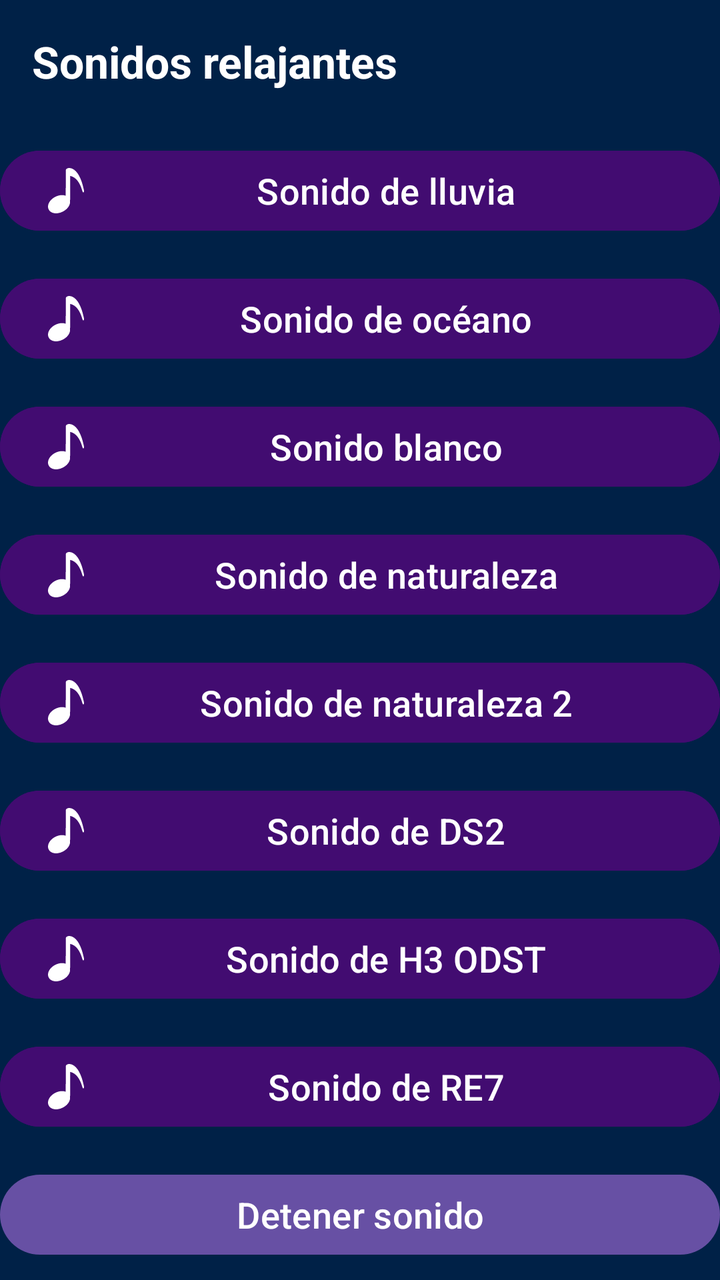
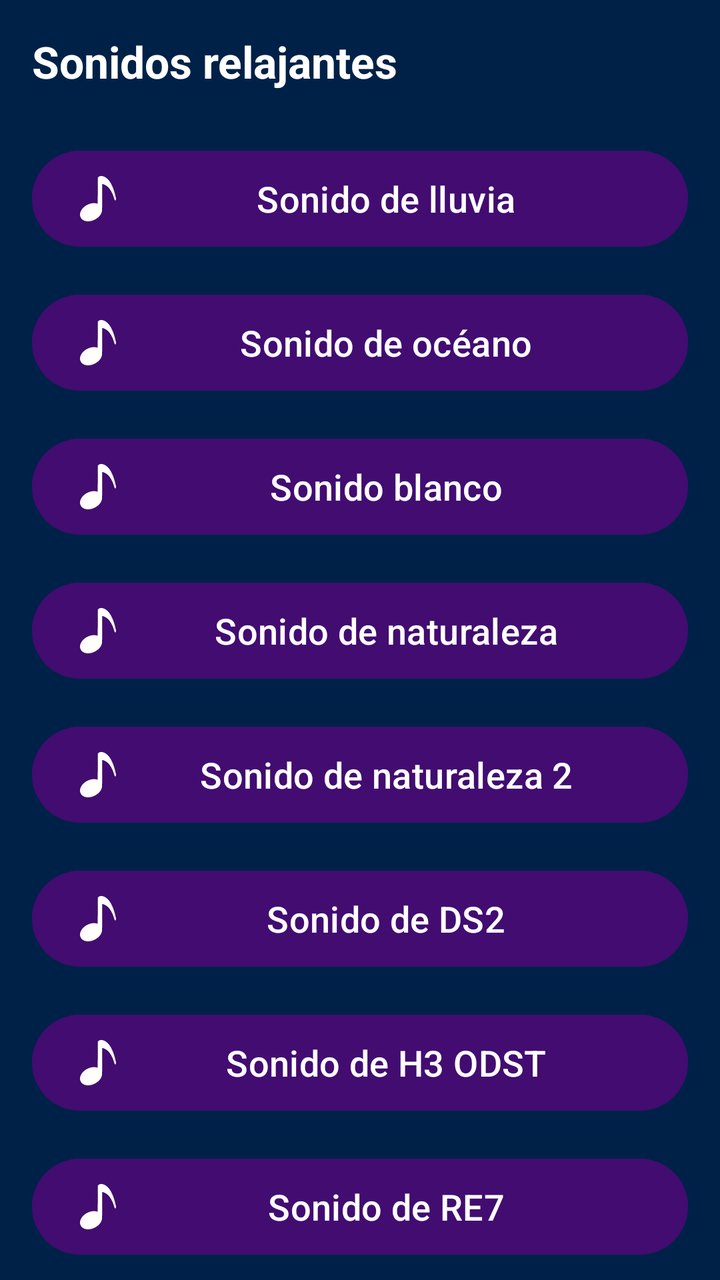

An Android layout rendered at two revisions. The XML below is the earlier revision; the diff shows what the commit changed to produce the second picture.
<!-- AndroidManifest.xml: application theme Theme.SleepTheory01 -->
<!-- res/layout/activity_sonido.xml -->
<?xml version="1.0" encoding="utf-8"?>
<LinearLayout xmlns:android="http://schemas.android.com/apk/res/android"
    xmlns:app="http://schemas.android.com/apk/res-auto"
    xmlns:tools="http://schemas.android.com/tools"
    android:id="@+id/main"
    android:background="@color/sleep_Theme"
    android:layout_width="match_parent"
    android:layout_height="match_parent"
    android:orientation="vertical"
    tools:context=".SonidoActivity">

    <TextView
        android:layout_width="match_parent"
        android:layout_height="wrap_content"
        android:text="Sonidos relajantes"
        android:layout_margin="16dp"
        android:textSize="22sp"
        android:textColor="@color/white"
        android:textStyle="bold"
        />


    <Button
        android:id="@+id/btnPlayRain"
        android:layout_width="match_parent"
        android:layout_height="wrap_content"
        android:backgroundTint="@color/sleep_buttons"
        android:drawableLeft="@drawable/ic_sonidos"
        android:drawableTint="@color/white"
        android:layout_marginTop="10dp"
        android:text="Sonido de lluvia"
        android:textColor="@color/white"
        android:textSize="18sp" />

    <Button
        android:id="@+id/btnPlayOcean"
        android:layout_width="match_parent"
        android:layout_height="wrap_content"
        android:backgroundTint="@color/sleep_buttons"
        android:drawableLeft="@drawable/ic_sonidos"
        android:drawableTint="@color/white"
        android:text="Sonido de océano"
        android:textColor="@color/white"
        android:textSize="18sp"
        android:layout_marginTop="16dp" />

    <Button
        android:id="@+id/btnPlayWhite"
        android:layout_width="match_parent"
        android:layout_height="wrap_content"
        android:backgroundTint="@color/sleep_buttons"
        android:drawableLeft="@drawable/ic_sonidos"
        android:drawableTint="@color/white"
        android:text="Sonido blanco"
        android:textColor="@color/white"
        android:textSize="18sp"
        android:layout_marginTop="16dp" />

    <Button
        android:id="@+id/btnPlayBird"
        android:layout_width="match_parent"
        android:layout_height="wrap_content"
        android:backgroundTint="@color/sleep_buttons"
        android:drawableLeft="@drawable/ic_sonidos"
        android:drawableTint="@color/white"
        android:textColor="@color/white"
        android:text="Sonido de naturaleza"
        android:textSize="18sp"
        android:layout_marginTop="16dp" />

    <Button
        android:id="@+id/btnPlayNatural"
        android:layout_width="match_parent"
        android:layout_height="wrap_content"
        android:backgroundTint="@color/sleep_buttons"
        android:drawableLeft="@drawable/ic_sonidos"
        android:drawableTint="@color/white"
        android:text="Sonido de naturaleza 2"
        android:textColor="@color/white"
        android:textSize="18sp"
        android:layout_marginTop="16dp" />

    <Button
        android:id="@+id/btnPlayDS2"
        android:layout_width="match_parent"
        android:layout_height="wrap_content"
        android:backgroundTint="@color/sleep_buttons"
        android:drawableLeft="@drawable/ic_sonidos"
        android:drawableTint="@color/white"
        android:text="Sonido de DS2"
        android:textColor="@color/white"
        android:textSize="18sp"
        android:layout_marginTop="16dp" />

    <Button
        android:id="@+id/btnPlayHalo"
        android:layout_width="match_parent"
        android:layout_height="wrap_content"
        android:backgroundTint="@color/sleep_buttons"
        android:drawableLeft="@drawable/ic_sonidos"
        android:drawableTint="@color/white"
        android:text="Sonido de H3 ODST"
        android:textColor="@color/white"
        android:textSize="18sp"
        android:layout_marginTop="16dp" />

    <Button
        android:id="@+id/btnPlayRE7"
        android:layout_width="match_parent"
        android:layout_height="wrap_content"
        android:backgroundTint="@color/sleep_buttons"
        android:drawableLeft="@drawable/ic_sonidos"
        android:drawableTint="@color/white"
        android:text="Sonido de RE7"
        android:textColor="@color/white"
        android:textSize="18sp"
        android:layout_marginTop="16dp" />

    <Button
        android:id="@+id/btnStop"
        android:layout_width="match_parent"
        android:layout_height="wrap_content"
        android:text="Detener sonido"
        android:textColor="@color/white"
        android:textSize="18sp"
        android:layout_marginTop="16dp" />

</LinearLayout>
<!-- resources referenced by this layout -->
<resources>
  <color name="sleep_Theme">#002147</color>
  <color name="sleep_buttons">#420C71</color>
  <color name="white">#FFFFFFFF</color>
  <!-- drawable ic_sonidos (drawable) -->
  <vector xmlns:android="http://schemas.android.com/apk/res/android" android:height="22.632612dp" android:viewportHeight="1280" android:viewportWidth="1018" android:width="18dp">
        
      <path android:fillColor="#000000" android:pathData="M585,0.6c-22.5,2.7 -37.7,7.7 -52.1,17 -14.1,9.2 -22.5,19.3 -27.7,33.6l-2.7,7.3 -0.3,362.2c-0.1,199.3 -0.6,362.3 -1,362.3 -0.5,-0 -4.2,-1.1 -8.3,-2.6 -28.4,-9.7 -59.7,-14.6 -94.9,-14.7 -33.3,-0 -64.6,3.9 -97.1,12.2 -135.3,34.5 -252.5,132.5 -288.8,241.6 -14.9,44.8 -15.9,85.4 -3.1,126 4.2,13.3 15.4,35.8 23.7,47.5 8.3,11.7 31.8,35.4 42.8,43.1 31.5,22.2 69,35.8 114,41.5 19.1,2.4 58.3,2.4 78.5,-0 119,-14.3 235.4,-80.3 302,-171.3 32.3,-44.2 50.5,-90.5 54,-137.3 0.6,-8.5 1,-146.2 1,-378.9 0,-201 0.2,-365.7 0.5,-366 0.7,-0.6 13.4,2.3 28,6.6 120.8,35.1 217.4,143.3 284.2,318.3 7.6,20 16,43.9 23.3,66.5 19.1,59.1 20.6,63.1 25.4,68.3 7.1,7.9 19.4,7 25.3,-1.7 3.4,-5 4.2,-9 5.4,-26.1 1.2,-15.5 1.2,-15.5 -1.9,-30.5 -20.5,-99.6 -40.8,-173.8 -70.2,-257 -24,-67.8 -57.1,-137.5 -90.4,-189.8 -71.2,-112.1 -161,-176.2 -249.6,-178.2 -9.1,-0.2 -18.1,-0.1 -20,0.1z" android:strokeColor="#00000000"/>
      
  </vector>
  <style name="Theme.SleepTheory01" parent="Base.Theme.SleepTheory01" />
  <style name="Base.Theme.SleepTheory01" parent="Theme.Material3.DayNight.NoActionBar">
          
          
      </style>
</resources>

<!-- the commit's change to res/layout/activity_sonido.xml (unified diff, before → after) -->
@@ -24,6 +24,8 @@
         android:id="@+id/btnPlayRain"
         android:layout_width="match_parent"
         android:layout_height="wrap_content"
+        android:layout_marginHorizontal="16dp"
+        android:minHeight="56dp"
         android:backgroundTint="@color/sleep_buttons"
         android:drawableLeft="@drawable/ic_sonidos"
         android:drawableTint="@color/white"
@@ -36,6 +38,8 @@
         android:id="@+id/btnPlayOcean"
         android:layout_width="match_parent"
         android:layout_height="wrap_content"
+        android:layout_marginHorizontal="16dp"
+        android:minHeight="56dp"
         android:backgroundTint="@color/sleep_buttons"
         android:drawableLeft="@drawable/ic_sonidos"
         android:drawableTint="@color/white"
@@ -48,6 +52,8 @@
         android:id="@+id/btnPlayWhite"
         android:layout_width="match_parent"
         android:layout_height="wrap_content"
+        android:layout_marginHorizontal="16dp"
+        android:minHeight="56dp"
         android:backgroundTint="@color/sleep_buttons"
         android:drawableLeft="@drawable/ic_sonidos"
         android:drawableTint="@color/white"
@@ -60,6 +66,8 @@
         android:id="@+id/btnPlayBird"
         android:layout_width="match_parent"
         android:layout_height="wrap_content"
+        android:layout_marginHorizontal="16dp"
+        android:minHeight="56dp"
         android:backgroundTint="@color/sleep_buttons"
         android:drawableLeft="@drawable/ic_sonidos"
         android:drawableTint="@color/white"
@@ -72,6 +80,8 @@
         android:id="@+id/btnPlayNatural"
         android:layout_width="match_parent"
         android:layout_height="wrap_content"
+        android:layout_marginHorizontal="16dp"
+        android:minHeight="56dp"
         android:backgroundTint="@color/sleep_buttons"
         android:drawableLeft="@drawable/ic_sonidos"
         android:drawableTint="@color/white"
@@ -84,6 +94,8 @@
         android:id="@+id/btnPlayDS2"
         android:layout_width="match_parent"
         android:layout_height="wrap_content"
+        android:layout_marginHorizontal="16dp"
+        android:minHeight="56dp"
         android:backgroundTint="@color/sleep_buttons"
         android:drawableLeft="@drawable/ic_sonidos"
         android:drawableTint="@color/white"
@@ -96,6 +108,8 @@
         android:id="@+id/btnPlayHalo"
         android:layout_width="match_parent"
         android:layout_height="wrap_content"
+        android:layout_marginHorizontal="16dp"
+        android:minHeight="56dp"
         android:backgroundTint="@color/sleep_buttons"
         android:drawableLeft="@drawable/ic_sonidos"
         android:drawableTint="@color/white"
@@ -108,6 +122,8 @@
         android:id="@+id/btnPlayRE7"
         android:layout_width="match_parent"
         android:layout_height="wrap_content"
+        android:layout_marginHorizontal="16dp"
+        android:minHeight="56dp"
         android:backgroundTint="@color/sleep_buttons"
         android:drawableLeft="@drawable/ic_sonidos"
         android:drawableTint="@color/white"
@@ -121,6 +137,8 @@
         android:layout_width="match_parent"
         android:layout_height="wrap_content"
         android:text="Detener sonido"
+        android:layout_marginHorizontal="16dp"
+        android:minHeight="56dp"
         android:textColor="@color/white"
         android:textSize="18sp"
         android:layout_marginTop="16dp" />
